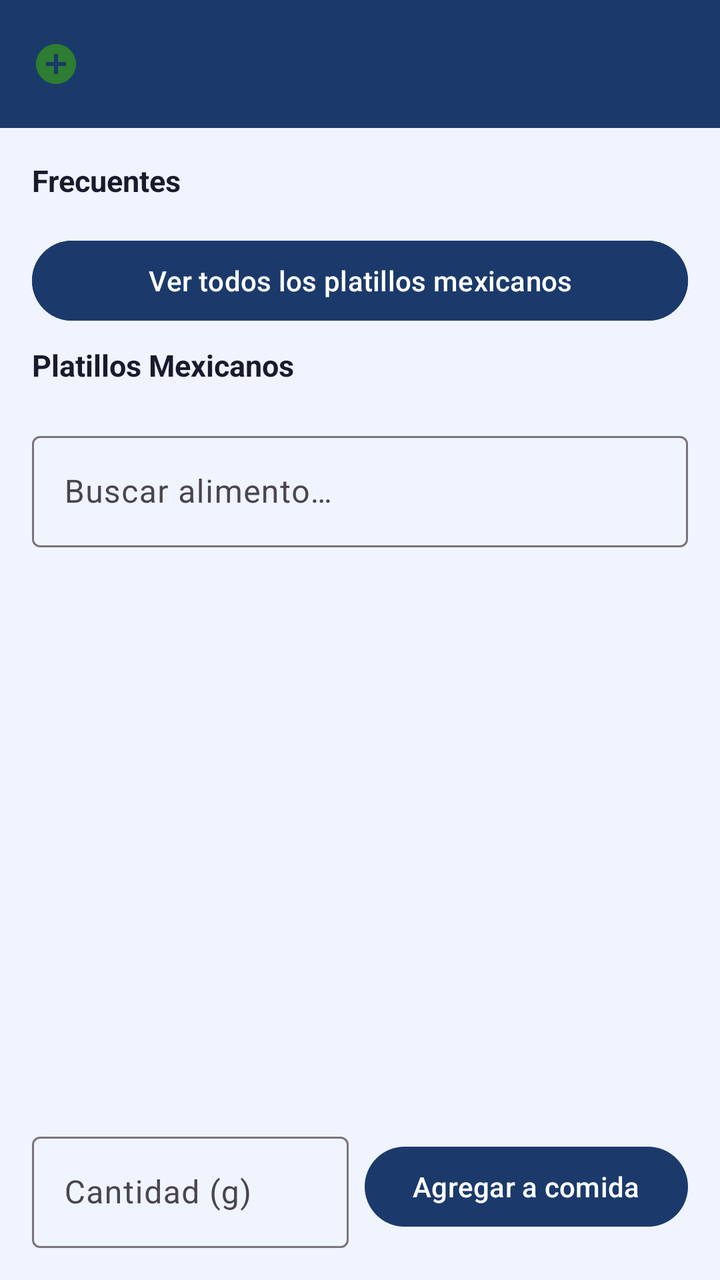
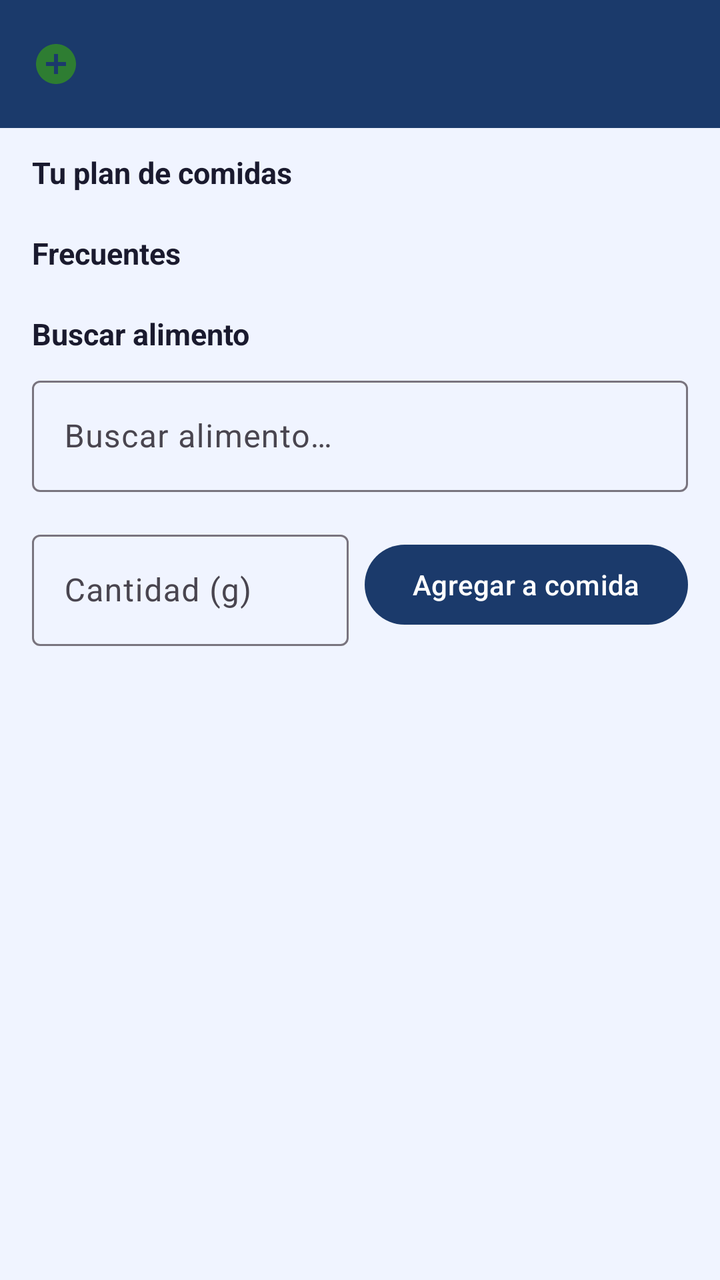

The first picture is an Android layout as it rendered before a commit; the second is the same layout after the commit. The layout source and the unified diff follow.
<!-- AndroidManifest.xml: application theme Theme.GymApp -->
<!-- res/layout/fragment_meal_log.xml -->
<?xml version="1.0" encoding="utf-8"?>
<androidx.coordinatorlayout.widget.CoordinatorLayout
    xmlns:android="http://schemas.android.com/apk/res/android"
    xmlns:app="http://schemas.android.com/apk/res-auto"
    android:layout_width="match_parent"
    android:layout_height="match_parent"
    android:background="@color/colorBackground">

    <com.google.android.material.appbar.AppBarLayout
        android:layout_width="match_parent"
        android:layout_height="wrap_content">

        <androidx.appcompat.widget.Toolbar
            android:id="@+id/toolbar_meal_log"
            android:layout_width="match_parent"
            android:layout_height="?attr/actionBarSize"
            android:background="@color/colorPrimary"
            app:navigationIcon="@drawable/ic_add_circle"
            app:titleTextColor="@color/white" />

    </com.google.android.material.appbar.AppBarLayout>

    <LinearLayout
        android:layout_width="match_parent"
        android:layout_height="match_parent"
        android:orientation="vertical"
        android:padding="16dp"
        app:layout_behavior="@string/appbar_scrolling_view_behavior">

        
        <TextView
            android:layout_width="match_parent"
            android:layout_height="wrap_content"
            android:text="Frecuentes"
            android:textSize="15sp"
            android:textStyle="bold"
            android:textColor="#1A1A2E"
            android:paddingStart="0dp"
            android:paddingEnd="0dp"
            android:paddingTop="0dp"
            android:paddingBottom="8dp"/>

        <androidx.recyclerview.widget.RecyclerView
            android:id="@+id/rv_favorites"
            android:layout_width="match_parent"
            android:layout_height="wrap_content"
            android:clipToPadding="false"
            android:paddingBottom="8dp"
            android:orientation="horizontal"/>

        
        <com.google.android.material.button.MaterialButton
            android:id="@+id/btn_browse_recipes"
            android:layout_width="match_parent"
            android:layout_height="48dp"
            android:layout_marginBottom="8dp"
            android:text="Ver todos los platillos mexicanos"
            android:textColor="@color/white"
            android:backgroundTint="@color/colorPrimary" />

        <TextView
            android:layout_width="match_parent"
            android:layout_height="wrap_content"
            android:text="Platillos Mexicanos"
            android:textSize="15sp"
            android:textStyle="bold"
            android:textColor="#1A1A2E"
            android:paddingBottom="8dp"/>

        <androidx.recyclerview.widget.RecyclerView
            android:id="@+id/rv_recipes"
            android:layout_width="match_parent"
            android:layout_height="wrap_content"
            android:clipToPadding="false"
            android:paddingBottom="12dp"
            android:orientation="horizontal"/>

        
        <com.google.android.material.textfield.TextInputLayout
            android:layout_width="match_parent"
            android:layout_height="wrap_content"
            android:layout_marginBottom="8dp"
            style="@style/Widget.Material3.TextInputLayout.OutlinedBox">

            <com.google.android.material.textfield.TextInputEditText
                android:id="@+id/et_food_search"
                android:layout_width="match_parent"
                android:layout_height="wrap_content"
                android:hint="@string/meal_search_hint"
                android:inputType="text"
                android:imeOptions="actionSearch" />

        </com.google.android.material.textfield.TextInputLayout>

        
        <ProgressBar
            android:id="@+id/progress_search"
            android:layout_width="match_parent"
            android:layout_height="4dp"
            style="?android:attr/progressBarStyleHorizontal"
            android:indeterminate="true"
            android:visibility="gone"
            android:layout_marginBottom="8dp" />

        
        <TextView
            android:id="@+id/tv_selected_food"
            android:layout_width="match_parent"
            android:layout_height="wrap_content"
            android:textSize="13sp"
            android:textColor="@color/colorPrimary"
            android:textStyle="bold"
            android:layout_marginBottom="8dp"
            android:visibility="gone" />

        
        <androidx.recyclerview.widget.RecyclerView
            android:id="@+id/rv_food_results"
            android:layout_width="match_parent"
            android:layout_height="0dp"
            android:layout_weight="1"
            android:layout_marginBottom="8dp" />

        
        <LinearLayout
            android:layout_width="match_parent"
            android:layout_height="wrap_content"
            android:orientation="horizontal"
            android:gravity="center_vertical">

            <com.google.android.material.textfield.TextInputLayout
                android:layout_width="0dp"
                android:layout_height="wrap_content"
                android:layout_weight="1"
                android:layout_marginEnd="8dp"
                style="@style/Widget.Material3.TextInputLayout.OutlinedBox">

                <com.google.android.material.textfield.TextInputEditText
                    android:id="@+id/et_quantity"
                    android:layout_width="match_parent"
                    android:layout_height="wrap_content"
                    android:hint="@string/meal_quantity_hint"
                    android:inputType="numberDecimal"
                    android:enabled="false" />

            </com.google.android.material.textfield.TextInputLayout>

            <com.google.android.material.button.MaterialButton
                android:id="@+id/btn_save_food_entry"
                android:layout_width="wrap_content"
                android:layout_height="wrap_content"
                android:text="@string/meal_save_button"
                app:backgroundTint="@color/colorPrimary"
                android:textColor="@color/white"
                android:enabled="false" />

        </LinearLayout>

    </LinearLayout>

</androidx.coordinatorlayout.widget.CoordinatorLayout>
<!-- resources referenced by this layout -->
<resources>
  <color name="colorBackground">#F0F4FF</color>
  <color name="colorPrimary">#1B3A6B</color>
  <color name="white">#FFFFFF</color>
  <!-- drawable ic_add_circle (drawable) -->
  <vector xmlns:android="http://schemas.android.com/apk/res/android"
      android:width="24dp"
      android:height="24dp"
      android:viewportWidth="24"
      android:viewportHeight="24">
      <path
          android:fillColor="#2E7D32"
          android:pathData="M12,2C6.48,2 2,6.48 2,12s4.48,10 10,10 10,-4.48 10,-10S17.52,2 12,2zM17,13h-4v4h-2v-4H7v-2h4V7h2v4h4v2z"/>
  </vector>
  <string name="meal_quantity_hint">Cantidad (g)</string>
  <string name="meal_save_button">Agregar a comida</string>
  <string name="meal_search_hint">Buscar alimento…</string>
  <style name="Theme.GymApp" parent="Theme.Material3.Light.NoActionBar">
          <item name="colorPrimary">@color/colorPrimary</item>
          <item name="colorPrimaryVariant">@color/colorPrimaryVariant</item>
          <item name="colorOnPrimary">@color/colorOnPrimary</item>
          <item name="colorSecondary">@color/colorSecondary</item>
          <item name="colorOnSecondary">@color/colorOnSecondary</item>
          <item name="colorError">@color/colorError</item>
          <item name="colorOnError">@color/colorOnError</item>
          <item name="colorSurface">@color/colorSurface</item>
          <item name="colorOnSurface">@color/colorOnSurface</item>
          <item name="android:colorBackground">@color/colorBackground</item>
          <item name="colorOnBackground">@color/colorOnBackground</item>
          <item name="android:statusBarColor" tools:targetApi="l">@color/colorPrimaryDark</item>
      </style>
  <color name="colorPrimaryVariant">#0F2549</color>
  <color name="colorOnPrimary">#FFFFFF</color>
  <color name="colorSecondary">#38BDF8</color>
  <color name="colorOnSecondary">#0F2549</color>
  <color name="colorError">#EF4444</color>
  <color name="colorOnError">#FFFFFF</color>
  <color name="colorSurface">#FFFFFF</color>
  <color name="colorOnSurface">#1A1A2E</color>
  <color name="colorOnBackground">#1A1A2E</color>
  <color name="colorPrimaryDark">#0F2549</color>
</resources>

<!-- the commit's change to res/layout/fragment_meal_log.xml (unified diff, before → after) -->
@@ -9,7 +9,6 @@
     <com.google.android.material.appbar.AppBarLayout
         android:layout_width="match_parent"
         android:layout_height="wrap_content">
-
         <androidx.appcompat.widget.Toolbar
             android:id="@+id/toolbar_meal_log"
             android:layout_width="match_parent"
@@ -17,145 +16,142 @@
             android:background="@color/colorPrimary"
             app:navigationIcon="@drawable/ic_add_circle"
             app:titleTextColor="@color/white" />
-
     </com.google.android.material.appbar.AppBarLayout>
 
-    <LinearLayout
+    <androidx.core.widget.NestedScrollView
         android:layout_width="match_parent"
         android:layout_height="match_parent"
-        android:orientation="vertical"
-        android:padding="16dp"
         app:layout_behavior="@string/appbar_scrolling_view_behavior">
 
-        
-        <TextView
-            android:layout_width="match_parent"
-            android:layout_height="wrap_content"
-            android:text="Frecuentes"
-            android:textSize="15sp"
-            android:textStyle="bold"
-            android:textColor="#1A1A2E"
-            android:paddingStart="0dp"
-            android:paddingEnd="0dp"
-            android:paddingTop="0dp"
-            android:paddingBottom="8dp"/>
-
-        <androidx.recyclerview.widget.RecyclerView
-            android:id="@+id/rv_favorites"
-            android:layout_width="match_parent"
-            android:layout_height="wrap_content"
-            android:clipToPadding="false"
-            android:paddingBottom="8dp"
-            android:orientation="horizontal"/>
-
-        
-        <com.google.android.material.button.MaterialButton
-            android:id="@+id/btn_browse_recipes"
-            android:layout_width="match_parent"
-            android:layout_height="48dp"
-            android:layout_marginBottom="8dp"
-            android:text="Ver todos los platillos mexicanos"
-            android:textColor="@color/white"
-            android:backgroundTint="@color/colorPrimary" />
-
-        <TextView
-            android:layout_width="match_parent"
-            android:layout_height="wrap_content"
-            android:text="Platillos Mexicanos"
-            android:textSize="15sp"
-            android:textStyle="bold"
-            android:textColor="#1A1A2E"
-            android:paddingBottom="8dp"/>
-
-        <androidx.recyclerview.widget.RecyclerView
-            android:id="@+id/rv_recipes"
-            android:layout_width="match_parent"
-            android:layout_height="wrap_content"
-            android:clipToPadding="false"
-            android:paddingBottom="12dp"
-            android:orientation="horizontal"/>
-
-        
-        <com.google.android.material.textfield.TextInputLayout
-            android:layout_width="match_parent"
-            android:layout_height="wrap_content"
-            android:layout_marginBottom="8dp"
-            style="@style/Widget.Material3.TextInputLayout.OutlinedBox">
-
-            <com.google.android.material.textfield.TextInputEditText
-                android:id="@+id/et_food_search"
-                android:layout_width="match_parent"
-                android:layout_height="wrap_content"
-                android:hint="@string/meal_search_hint"
-                android:inputType="text"
-                android:imeOptions="actionSearch" />
-
-        </com.google.android.material.textfield.TextInputLayout>
-
-        
-        <ProgressBar
-            android:id="@+id/progress_search"
-            android:layout_width="match_parent"
-            android:layout_height="4dp"
-            style="?android:attr/progressBarStyleHorizontal"
-            android:indeterminate="true"
-            android:visibility="gone"
-            android:layout_marginBottom="8dp" />
-
-        
-        <TextView
-            android:id="@+id/tv_selected_food"
-            android:layout_width="match_parent"
-            android:layout_height="wrap_content"
-            android:textSize="13sp"
-            android:textColor="@color/colorPrimary"
-            android:textStyle="bold"
-            android:layout_marginBottom="8dp"
-            android:visibility="gone" />
-
-        
-        <androidx.recyclerview.widget.RecyclerView
-            android:id="@+id/rv_food_results"
-            android:layout_width="match_parent"
-            android:layout_height="0dp"
-            android:layout_weight="1"
-            android:layout_marginBottom="8dp" />
-
-        
         <LinearLayout
             android:layout_width="match_parent"
             android:layout_height="wrap_content"
-            android:orientation="horizontal"
-            android:gravity="center_vertical">
+            android:orientation="vertical"
+            android:paddingHorizontal="16dp"
+            android:paddingTop="12dp"
+            android:paddingBottom="16dp">
+
+            
+            <TextView
+                android:layout_width="match_parent"
+                android:layout_height="wrap_content"
+                android:text="Tu plan de comidas"
+                android:textSize="15sp"
+                android:textStyle="bold"
+                android:textColor="@color/text_primary"
+                android:paddingBottom="8dp" />
+
+            
+            <androidx.recyclerview.widget.RecyclerView
+                android:id="@+id/rv_recipes"
+                android:layout_width="match_parent"
+                android:layout_height="wrap_content"
+                android:nestedScrollingEnabled="false"
+                android:layout_marginBottom="12dp" />
+
+            
+            <TextView
+                android:layout_width="match_parent"
+                android:layout_height="wrap_content"
+                android:text="Frecuentes"
+                android:textSize="15sp"
+                android:textStyle="bold"
+                android:textColor="@color/text_primary"
+                android:paddingBottom="8dp" />
+
+            <androidx.recyclerview.widget.RecyclerView
+                android:id="@+id/rv_favorites"
+                android:layout_width="match_parent"
+                android:layout_height="wrap_content"
+                android:clipToPadding="false"
+                android:paddingBottom="12dp"
+                android:orientation="horizontal"
+                android:nestedScrollingEnabled="false" />
+
+            
+            <TextView
+                android:layout_width="match_parent"
+                android:layout_height="wrap_content"
+                android:text="Buscar alimento"
+                android:textSize="15sp"
+                android:textStyle="bold"
+                android:textColor="@color/text_primary"
+                android:paddingBottom="8dp" />
 
             <com.google.android.material.textfield.TextInputLayout
-                android:layout_width="0dp"
+                android:layout_width="match_parent"
                 android:layout_height="wrap_content"
-                android:layout_weight="1"
-                android:layout_marginEnd="8dp"
+                android:layout_marginBottom="4dp"
                 style="@style/Widget.Material3.TextInputLayout.OutlinedBox">
-
                 <com.google.android.material.textfield.TextInputEditText
-                    android:id="@+id/et_quantity"
+                    android:id="@+id/et_food_search"
                     android:layout_width="match_parent"
                     android:layout_height="wrap_content"
-                    android:hint="@string/meal_quantity_hint"
-                    android:inputType="numberDecimal"
+                    android:hint="@string/meal_search_hint"
+                    android:inputType="text"
+                    android:imeOptions="actionSearch" />
+            </com.google.android.material.textfield.TextInputLayout>
+
+            <ProgressBar
+                android:id="@+id/progress_search"
+                android:layout_width="match_parent"
+                android:layout_height="4dp"
+                style="?android:attr/progressBarStyleHorizontal"
+                android:indeterminate="true"
+                android:visibility="gone"
+                android:layout_marginBottom="4dp" />
+
+            <TextView
+                android:id="@+id/tv_selected_food"
+                android:layout_width="match_parent"
+                android:layout_height="wrap_content"
+                android:textSize="13sp"
+                android:textColor="@color/colorPrimary"
+                android:textStyle="bold"
+                android:layout_marginBottom="8dp"
+                android:visibility="gone" />
+
+            <androidx.recyclerview.widget.RecyclerView
+                android:id="@+id/rv_food_results"
+                android:layout_width="match_parent"
+                android:layout_height="wrap_content"
+                android:nestedScrollingEnabled="false"
+                android:layout_marginBottom="12dp" />
+
+            
+            <LinearLayout
+                android:layout_width="match_parent"
+                android:layout_height="wrap_content"
+                android:orientation="horizontal"
+                android:gravity="center_vertical">
+
+                <com.google.android.material.textfield.TextInputLayout
+                    android:layout_width="0dp"
+                    android:layout_height="wrap_content"
+                    android:layout_weight="1"
+                    android:layout_marginEnd="8dp"
+                    style="@style/Widget.Material3.TextInputLayout.OutlinedBox">
+                    <com.google.android.material.textfield.TextInputEditText
+                        android:id="@+id/et_quantity"
+                        android:layout_width="match_parent"
+                        android:layout_height="wrap_content"
+                        android:hint="@string/meal_quantity_hint"
+                        android:inputType="numberDecimal"
+                        android:enabled="false" />
+                </com.google.android.material.textfield.TextInputLayout>
+
+                <com.google.android.material.button.MaterialButton
+                    android:id="@+id/btn_save_food_entry"
+                    android:layout_width="wrap_content"
+                    android:layout_height="wrap_content"
+                    android:text="@string/meal_save_button"
+                    app:backgroundTint="@color/colorPrimary"
+                    android:textColor="@color/white"
                     android:enabled="false" />
 
-            </com.google.android.material.textfield.TextInputLayout>
-
-            <com.google.android.material.button.MaterialButton
-                android:id="@+id/btn_save_food_entry"
-                android:layout_width="wrap_content"
-                android:layout_height="wrap_content"
-                android:text="@string/meal_save_button"
-                app:backgroundTint="@color/colorPrimary"
-                android:textColor="@color/white"
-                android:enabled="false" />
+            </LinearLayout>
 
         </LinearLayout>
-
-    </LinearLayout>
+    </androidx.core.widget.NestedScrollView>
 
 </androidx.coordinatorlayout.widget.CoordinatorLayout>
<!-- resource entries referenced after the edit -->
@@ -2,6 +2,7 @@
 <resources>
   <color name="colorBackground">#F0F4FF</color>
   <color name="colorPrimary">#1B3A6B</color>
+  <color name="text_primary">#1A1A2E</color>
   <color name="white">#FFFFFF</color>
   <!-- drawable ic_add_circle (drawable) -->
   <vector xmlns:android="http://schemas.android.com/apk/res/android"
